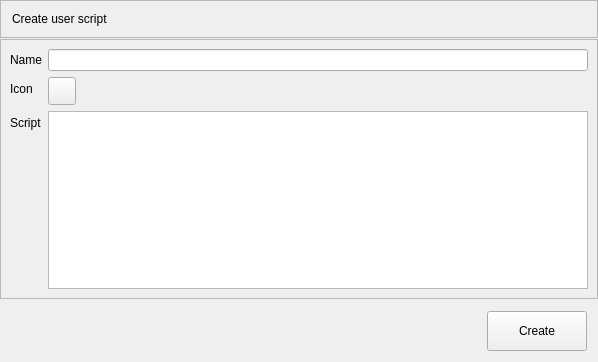
This is App/work/ui_files/create_user_script_widget.ui in Wizard-collab/Wizard as Qt 5 draws it before an edit. The edited form follows.
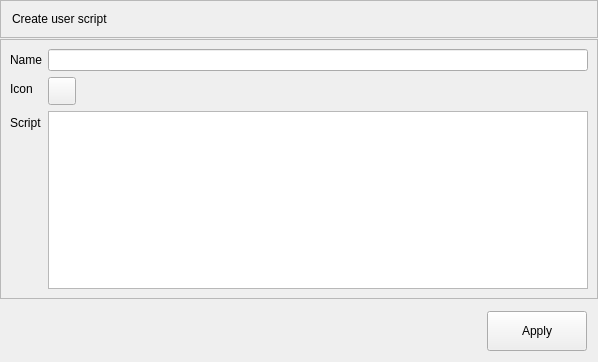
This is the edited form.

```diff
--- a/App/work/ui_files/create_user_script_widget.ui
+++ b/App/work/ui_files/create_user_script_widget.ui
@@ -159,7 +159,7 @@
          </size>
         </property>
         <property name="text">
-         <string>Create</string>
+         <string>Apply</string>
         </property>
        </widget>
       </item>
```
Left out of the diff: 2 changed lines with no effect on the pictures.
